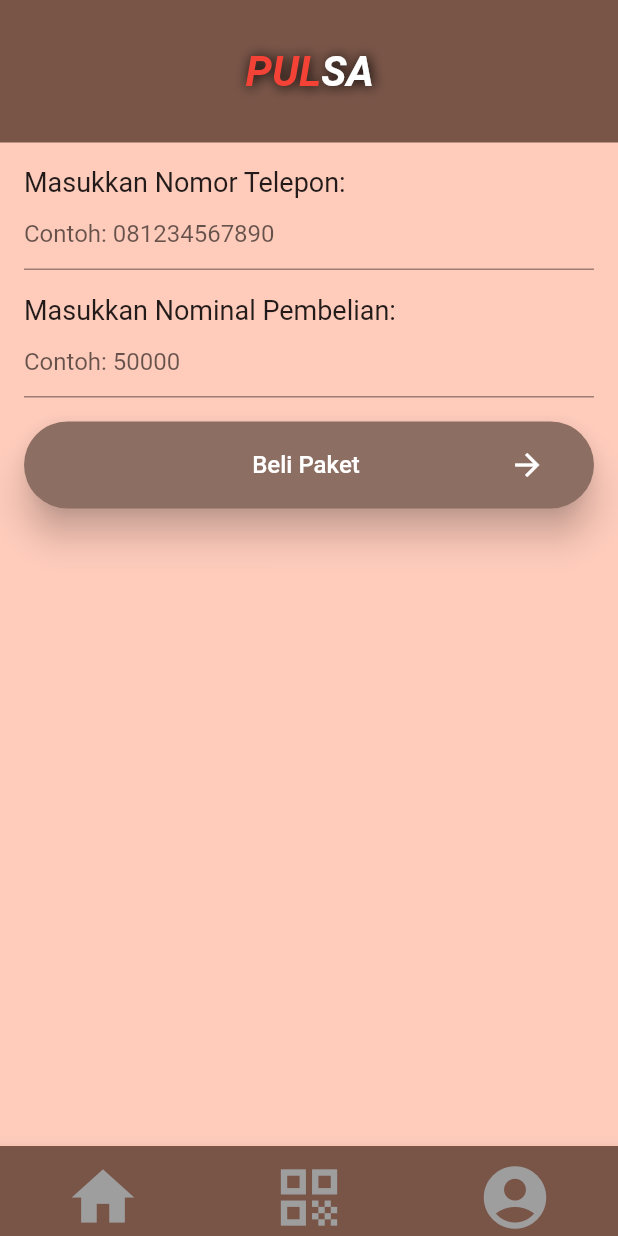
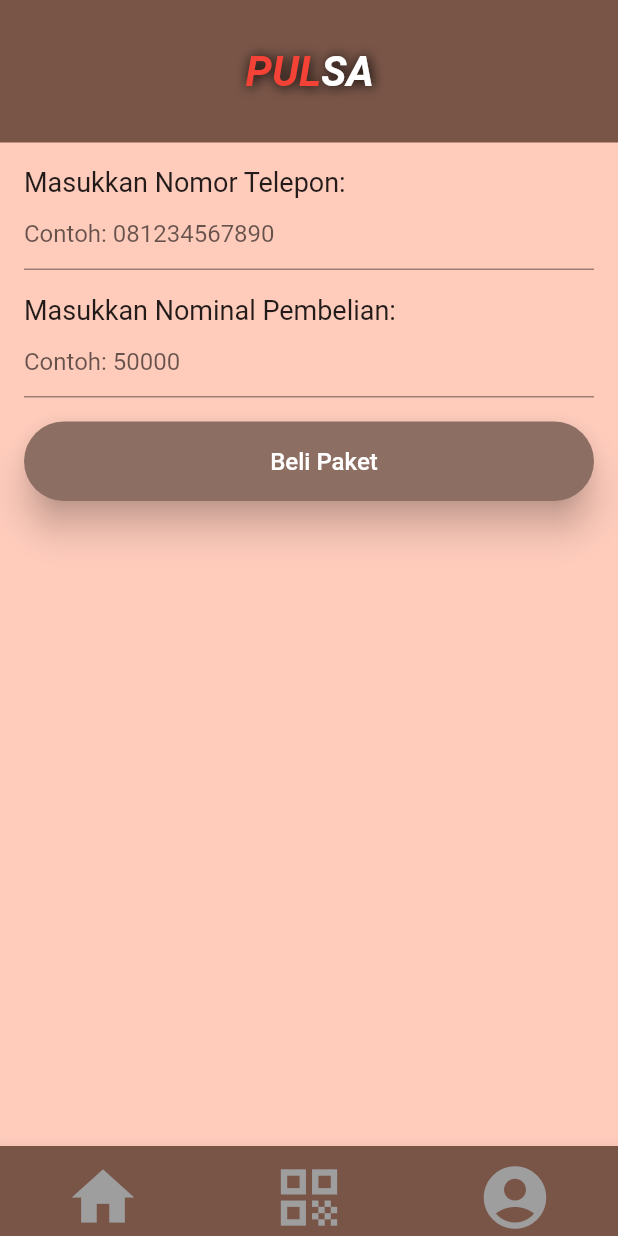
Before and after one commit to KentDylan/nusantarabank, a Flutter app: the PulsaPage screen opened directly, on a phone screen of 412 x 824 dp. Run offline on Flutter 3.47's test engine with Material 2 defaults, Android fonts, the phone set to English and light mode, and no system bars; our stand-ins replace qr_flutter, smooth_page_indicator.

Commit message:
Pembaharuan Pulsa

```diff
--- a/uts_mobileprog/lib/pages/pulsa.dart
+++ b/uts_mobileprog/lib/pages/pulsa.dart
@@ -141,7 +141,6 @@ class _IsiPulsaScreenState extends State<PulsaPage> {
                       color: Colors.white,
                     ),
                   ),
-                  Icon(Icons.arrow_forward, color: Colors.white),
                 ],
               ),
             ),
```
